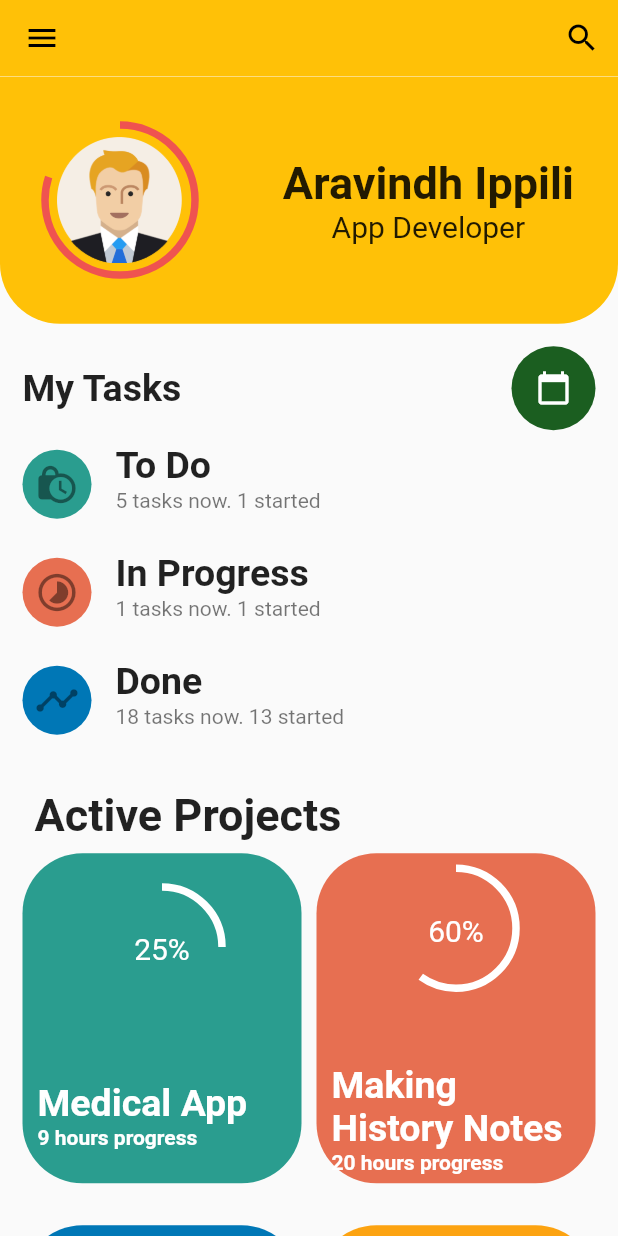
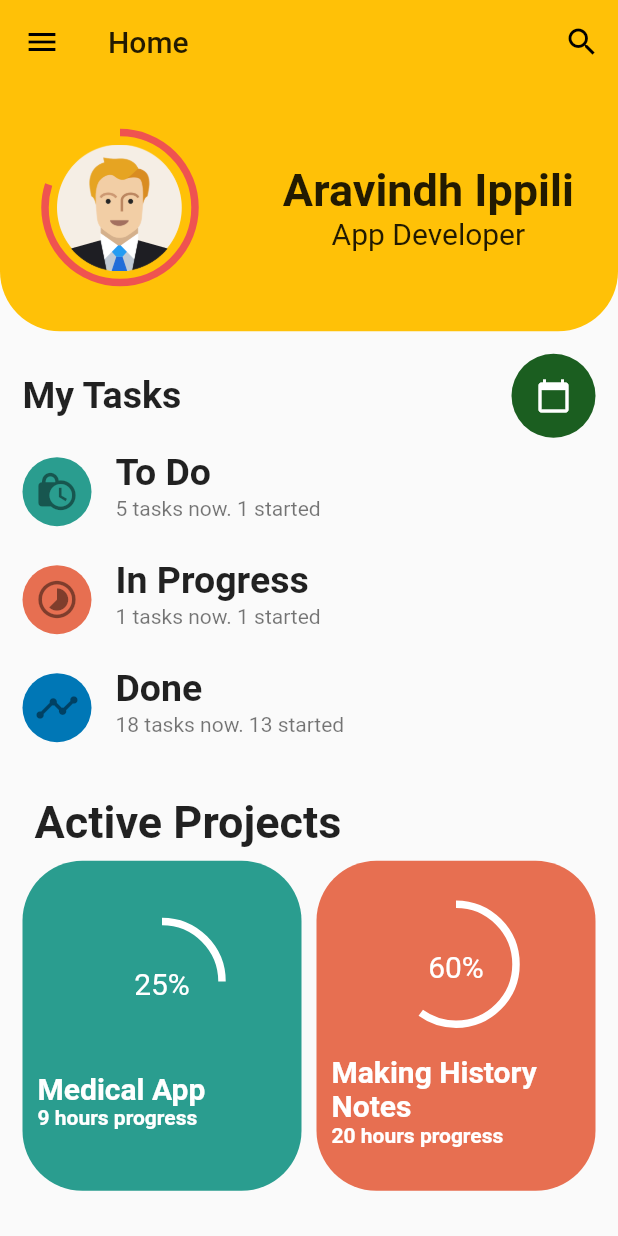
Before and after one commit to AravindhIppili/Portifolio, a Flutter app: the screen it shows after launch, on a phone screen of 412 x 824 dp. Run offline on Flutter 3.47's test engine with Material 2 defaults, Android fonts, the phone set to English and light mode, and no system bars; drawn by our look-alikes of hidden_drawer_menu.

Commit message:
added drawer

```diff
--- a/lib/components/active_projects.dart
+++ b/lib/components/active_projects.dart
@@ -25,9 +25,11 @@ class ActiveProjects extends StatelessWidget {
           ),
           GridView(
             shrinkWrap: true,
+            physics: ScrollPhysics(),
             gridDelegate: SliverGridDelegateWithFixedCrossAxisCount(
                 crossAxisCount: 2,
                 childAspectRatio: 0.75,
+                mainAxisSpacing: 20,
                 crossAxisSpacing: 10),
             children: [
               GridItem(
@@ -120,19 +122,22 @@ class GridItem extends StatelessWidget {
                     ),
                   ),
                   Container(
-                    margin: EdgeInsets.only(top: 130),
+                    margin: EdgeInsets.only(top: 100),
                     child: Column(
                       crossAxisAlignment: CrossAxisAlignment.start,
                       children: [
-                        Text(title,
-                            style: TextStyle(
-                                fontSize: 25,
-                                fontWeight: FontWeight.bold,
-                                color: Colors.white)),
-                        Text(subtitle,
-                            style: TextStyle(
-                                fontWeight: FontWeight.bold,
-                                color: Colors.white))
+                        Text(
+                          title,
+                          style: TextStyle(
+                              fontSize: 20,
+                              fontWeight: FontWeight.bold,
+                              color: Colors.white),
+                        ),
+                        Text(
+                          subtitle,
+                          style: TextStyle(
+                              fontWeight: FontWeight.bold, color: Colors.white),
+                        )
                       ],
                     ),
                   ),
--- /dev/null
+++ b/lib/first_screen.dart
@@ -0,0 +1,40 @@
+import 'package:flutter/material.dart';
+import 'package:todo/components/active_projects.dart';
+import 'package:todo/components/app_bar.dart';
+import 'package:todo/components/img_and_name.dart';
+import 'package:todo/components/mytaks.dart';
+
+class FirstScreen extends StatefulWidget {
+  const FirstScreen({Key? key}) : super(key: key);
+
+  @override
+  _FirstScreenState createState() => _FirstScreenState();
+}
+
+class _FirstScreenState extends State<FirstScreen> {
+  final activeProjectskey = new GlobalKey();
+
+  @override
+  Widget build(BuildContext context) {
+    return GestureDetector(
+      onTap: () {
+        FocusScopeNode currentFocus = FocusScope.of(context);
+        if (!currentFocus.hasPrimaryFocus) {
+          currentFocus.unfocus();
+        }
+      },
+      child: Scaffold(
+        // appBar: MyAppBar(),
+        body: SingleChildScrollView(
+          child: Column(
+            children: [
+              ImgAndName(),
+              MyTasks(),
+              ActiveProjects(key: activeProjectskey)
+            ],
+          ),
+        ),
+      ),
+    );
+  }
+}
--- a/lib/home.dart
+++ b/lib/home.dart
@@ -4,26 +4,79 @@ import 'package:todo/components/active_projects.dart';
 import 'package:todo/components/app_bar.dart';
 import 'package:todo/components/img_and_name.dart';
 import 'package:todo/components/mytaks.dart';
+import 'package:todo/first_screen.dart';
+import 'package:todo/second_screen.dart';
 
-class Home extends StatelessWidget {
-  final activeProjectskey = new GlobalKey();
+class Home extends StatefulWidget {
+  @override
+  _HomeState createState() => _HomeState();
+}
+
+class _HomeState extends State<Home> {
+  List<ScreenHiddenDrawer> items = [];
+  TextEditingController _searchQueryController = TextEditingController();
+  bool _isSearching = false;
+
+  @override
+  void initState() {
+    // TODO: implement initState
+
+    items.add(new ScreenHiddenDrawer(
+      ItemHiddenMenu(
+        name: "Home",
+        baseStyle: TextStyle(color: Colors.white),
+        selectedStyle: TextStyle(color: Colors.white),
+      ),
+      FirstScreen(),
+    ));
+
+    items.add(new ScreenHiddenDrawer(
+      ItemHiddenMenu(
+        name: "Screen2",
+        baseStyle: TextStyle(color: Colors.white),
+        selectedStyle: TextStyle(color: Colors.white),
+      ),
+      SecondScreen(),
+    ));
+    super.initState();
+  }
+
   @override
   Widget build(BuildContext context) {
-    return Scaffold(
-      drawer: HiddenDrawerMenu(
+    return MaterialApp(
+      debugShowCheckedModeBanner: false,
+      title: 'Flutter Demo',
+      theme: ThemeData(
+        primarySwatch: Colors.amber,
+      ),
+      home: HiddenDrawerMenu(
+        initPositionSelected: 0,
         backgroundColorMenu: Colors.red,
-        screens: [],
-      ),
-      appBar: MyAppBar(),
-      body: SingleChildScrollView(
-        child: Column(
-          children: [
-            ImgAndName(),
-            MyTasks(),
-            ActiveProjects(key: activeProjectskey)
-          ],
-        ),
+        screens: items,
+        elevationAppBar: 0,
+        tittleAppBar: _isSearching ? _buildSearchField() : null,
+        actionsAppBar: [
+          IconButton(
+              onPressed: () {
+                setState(() {
+                  _isSearching = true;
+                });
+              },
+              icon: Icon(Icons.search))
+        ],
       ),
     );
   }
+
+  Widget _buildSearchField() {
+    return TextField(
+      controller: _searchQueryController,
+      autofocus: true,
+      decoration: InputDecoration(
+        hintText: "Search..",
+        border: InputBorder.none,
+      ),
+      style: TextStyle(color: Colors.white, fontSize: 16.0),
+    );
+  }
 }
--- /dev/null
+++ b/lib/second_screen.dart
@@ -0,0 +1,10 @@
+import 'package:flutter/material.dart';
+
+class SecondScreen extends StatelessWidget {
+  const SecondScreen({Key? key}) : super(key: key);
+
+  @override
+  Widget build(BuildContext context) {
+    return Scaffold();
+  }
+}
```
